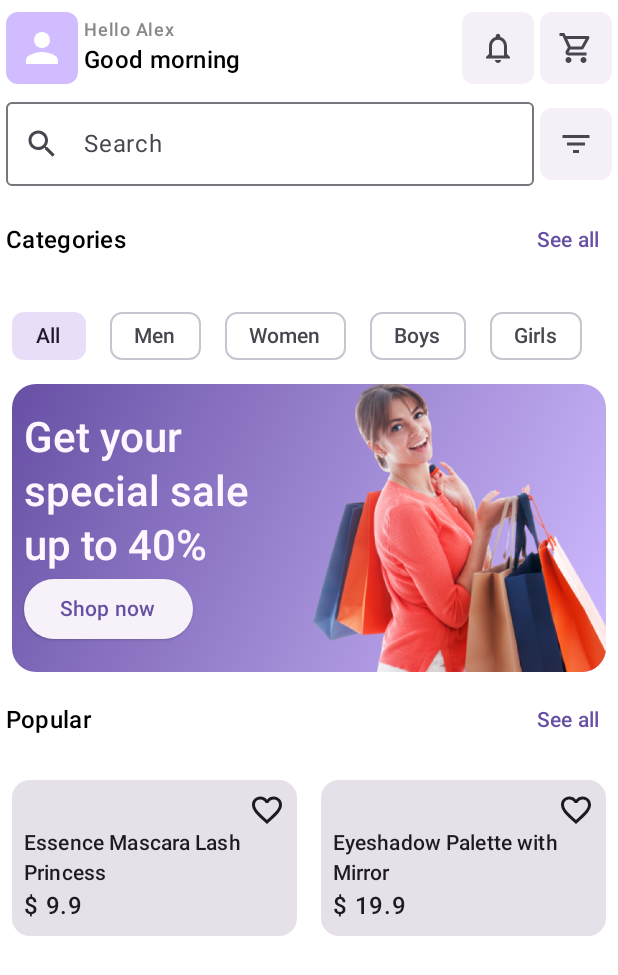
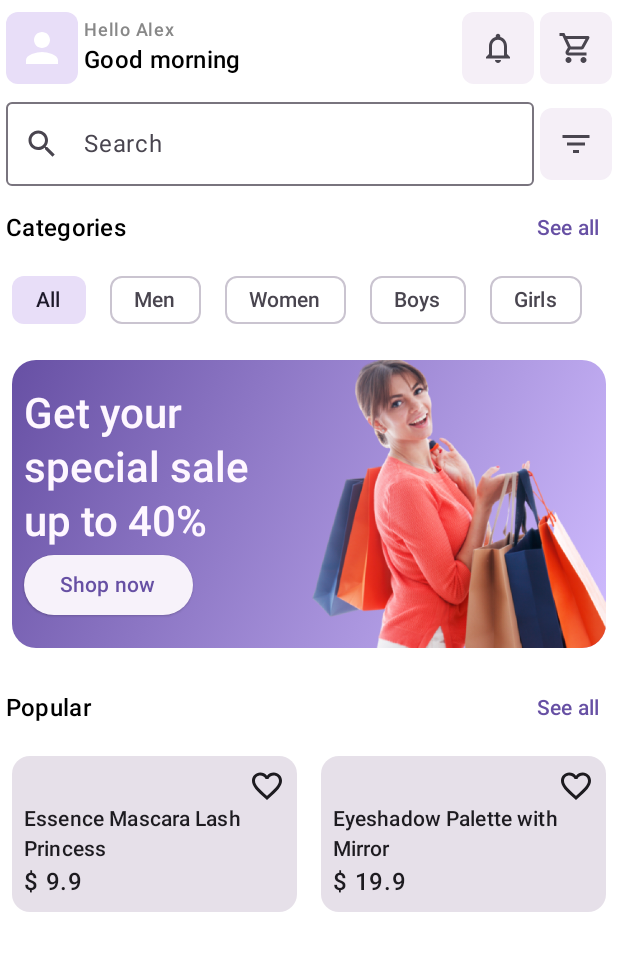
Before and after one commit to jmayta1984/upc-1acc0238-2520-1821-android-projects, an Android app built with Jetpack Compose: the @Preview function HomePreview, on a phone screen of 412 x 824 dp. Shown: the top 975 px of the screen. Run offline under Robolectric (Android 15) with nearby library versions, the phone set to English and light mode, and no system bars; pictures from the network do not load.

Commit message:
fix: update paddings

```diff
--- a/EasyShop/app/src/main/java/pe/edu/upc/easyshop/features/home/presentation/Home.kt
+++ b/EasyShop/app/src/main/java/pe/edu/upc/easyshop/features/home/presentation/Home.kt
@@ -82,7 +82,7 @@ fun Home() {
                     modifier = Modifier
                         .size(48.dp)
                         .clip(RoundedCornerShape(8.dp))
-                        .background(MaterialTheme.colorScheme.inversePrimary),
+                        .background(MaterialTheme.colorScheme.secondaryContainer),
                     contentAlignment = Alignment.Center
                 ) {
                     Icon(
@@ -150,7 +150,6 @@ fun Home() {
 
             Row(
                 modifier = Modifier
-                    .height(64.dp)
                     .fillMaxWidth(),
                 verticalAlignment = Alignment.CenterVertically,
             ) {
@@ -169,7 +168,7 @@ fun Home() {
 
                 items(categories) { category ->
                     FilterChip(
-                        modifier = Modifier.padding(8.dp),
+                        modifier = Modifier.padding(horizontal = 8.dp),
                         selected = category == selectedCategory.value,
                         onClick = {
                             selectedCategory.value = category
@@ -182,9 +181,10 @@ fun Home() {
             }
             Box(
                 modifier = Modifier
+                    .padding(vertical = 16.dp)
+                    .padding(horizontal = 8.dp)
                     .fillMaxWidth()
                     .height(192.dp)
-                    .padding(horizontal = 8.dp)
             ) {
                 Row(
                     modifier = Modifier
@@ -226,7 +226,6 @@ fun Home() {
 
             Row(
                 modifier = Modifier
-                    .height(64.dp)
                     .fillMaxWidth(),
                 verticalAlignment = Alignment.CenterVertically,
             ) {
@@ -263,7 +262,7 @@ sealed class Category(val label: String) {
     object Girls : Category("Girls")
 }
 
-@Preview
+@Preview(showBackground = true)
 @Composable
 fun HomePreview() {
     AppTheme(dynamicColor = false) {
```
